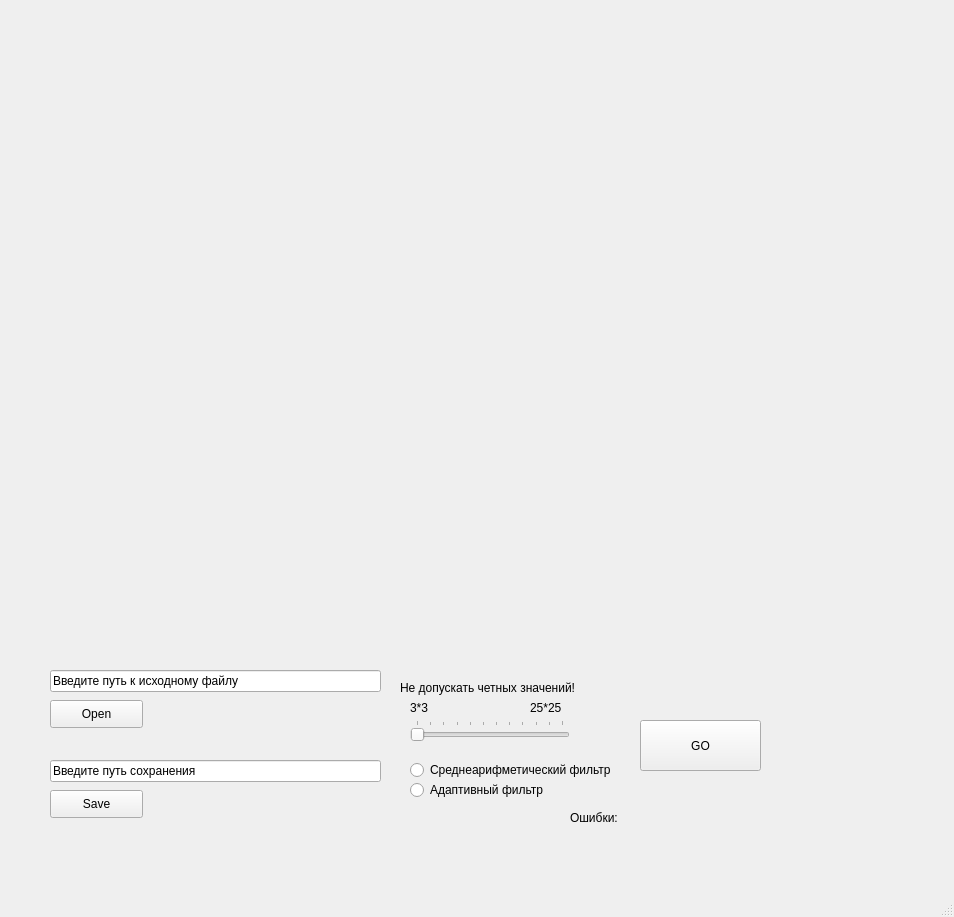
Above: mainwindow.ui from sanok10/PicFilter before the change. Below: the same form after it.
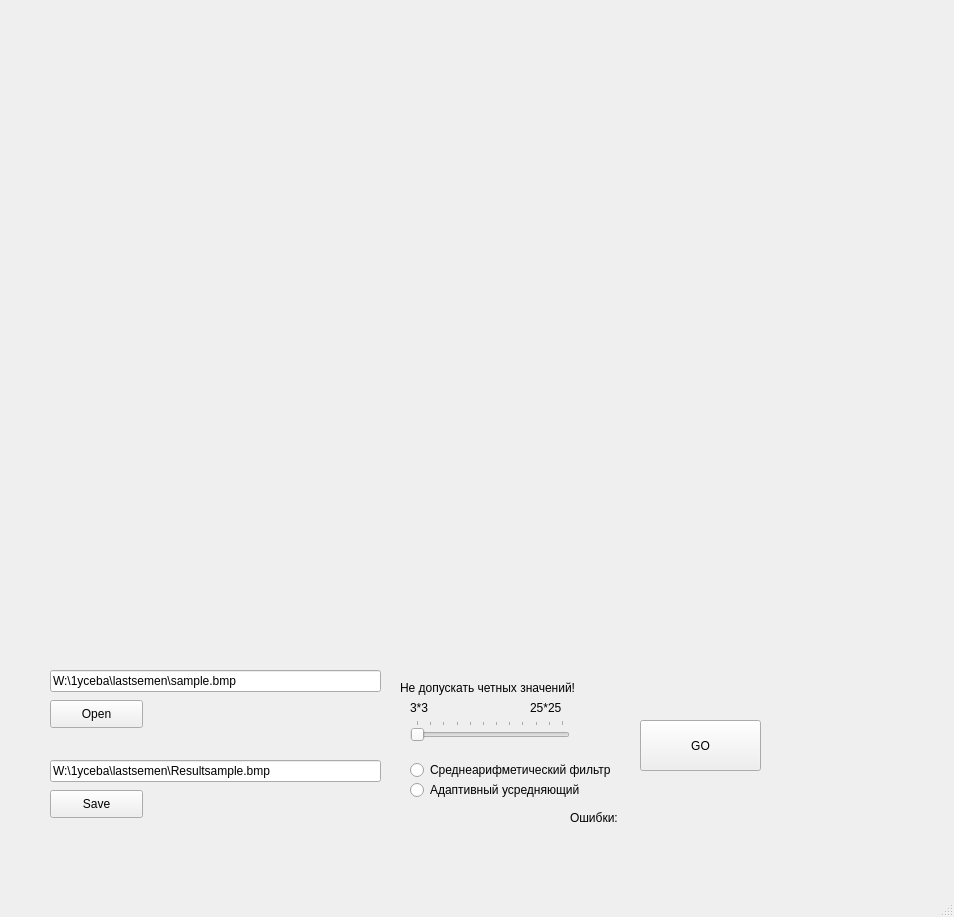
That is the form after the change.

```diff
--- a/mainwindow.ui
+++ b/mainwindow.ui
@@ -59,19 +59,6 @@
      <string>Среднеарифметический фильтр</string>
     </property>
    </widget>
-   <widget class="QRadioButton" name="adFilterBttn">
-    <property name="geometry">
-     <rect>
-      <x>410</x>
-      <y>780</y>
-      <width>201</width>
-      <height>20</height>
-     </rect>
-    </property>
-    <property name="text">
-     <string>Адаптивный фильтр</string>
-    </property>
-   </widget>
    <widget class="QSlider" name="fildSizeSlider">
     <property name="geometry">
      <rect>
@@ -123,7 +110,7 @@
      </rect>
     </property>
     <property name="text">
-     <string>Введите путь к исходному файлу</string>
+     <string>W:\1yceba\lastsemen\sample.bmp</string>
     </property>
    </widget>
    <widget class="QLineEdit" name="lineEdit_2">
@@ -136,7 +123,7 @@
      </rect>
     </property>
     <property name="text">
-     <string>Введите путь сохранения</string>
+     <string>W:\1yceba\lastsemen\Resultsample.bmp</string>
     </property>
    </widget>
    <widget class="QPushButton" name="goBttn">
@@ -243,6 +230,19 @@
      <string>Не допускать четных значений!</string>
     </property>
    </widget>
+   <widget class="QRadioButton" name="radioButton">
+    <property name="geometry">
+     <rect>
+      <x>410</x>
+      <y>780</y>
+      <width>211</width>
+      <height>20</height>
+     </rect>
+    </property>
+    <property name="text">
+     <string>Адаптивный усредняющий</string>
+    </property>
+   </widget>
   </widget>
   <widget class="QMenuBar" name="menubar">
    <property name="geometry">
```
